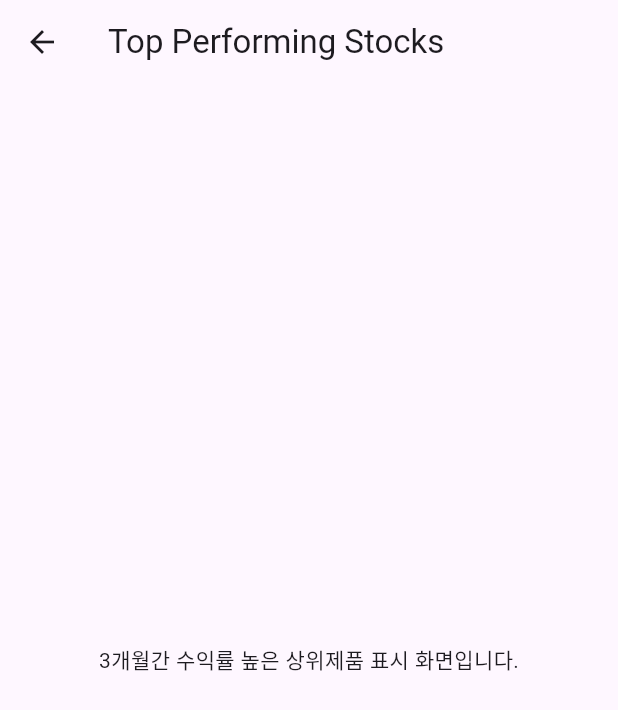
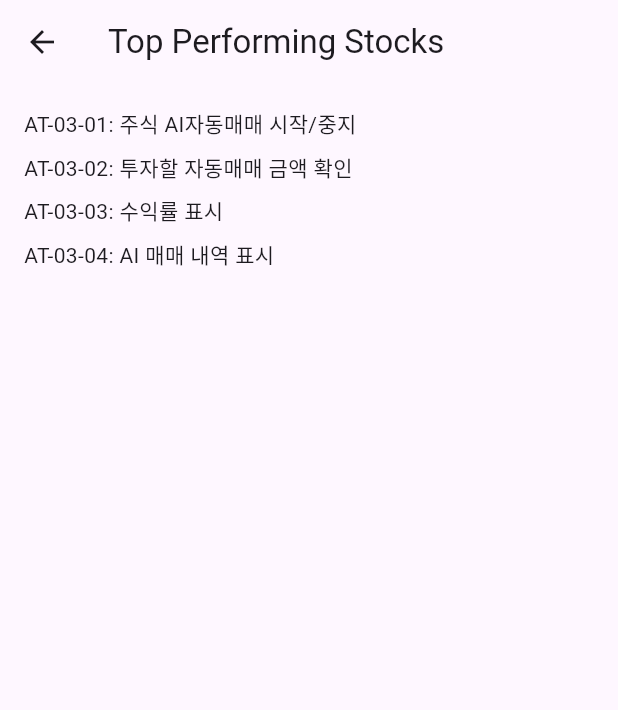
Before and after one commit to EazyNick/stock_auto_trader, a Flutter app: the TopPerformingStocksScreen screen opened directly, on a phone screen of 412 x 824 dp. Shown: the top 710 px of the screen. Run offline on Flutter 3.47's test engine with Material 3 defaults, Android fonts, the light colour scheme and no system bars; our stand-ins replace charts_flutter, cookie_jar, dio, dio_cookie_manager, fl_chart, flutter_dotenv and 2 more; missing offline and left inert: flutter_naver_login; accounts and stored records are empty.

Commit message:
주식 AI 자동매매 시작하기
주식 AI 자동매매 시작하기

```diff
--- a/lib/home/Screens/top_performing_stocks_screen.dart
+++ b/lib/home/Screens/top_performing_stocks_screen.dart
@@ -7,8 +7,20 @@ class TopPerformingStocksScreen extends StatelessWidget {
       appBar: AppBar(
         title: Text('Top Performing Stocks'),
       ),
-      body: Center(
-        child: Text('3개월간 수익률 높은 상위제품 표시 화면입니다.'),
+      body: Padding(
+        padding: const EdgeInsets.all(16.0),
+        child: Column(
+          crossAxisAlignment: CrossAxisAlignment.start,
+          children: [
+            Text('AT-03-01: 주식 AI자동매매 시작/중지'),
+            SizedBox(height: 8.0),
+            Text('AT-03-02: 투자할 자동매매 금액 확인'),
+            SizedBox(height: 8.0),
+            Text('AT-03-03: 수익률 표시'),
+            SizedBox(height: 8.0),
+            Text('AT-03-04: AI 매매 내역 표시'),
+          ],
+        ),
       ),
     );
   }
--- a/lib/home/home_screen.dart
+++ b/lib/home/home_screen.dart
@@ -246,7 +246,7 @@ class _HomeScreenState extends State<HomeScreen> {
                       builder: (context) => TopPerformingStocksScreen()),
                 );
               },
-              child: Text('수익률 상위 종목 Top3'),
+              child: Text('주식 AI 자동매매 시작하기'),
             ),
           ],
         ),
```
